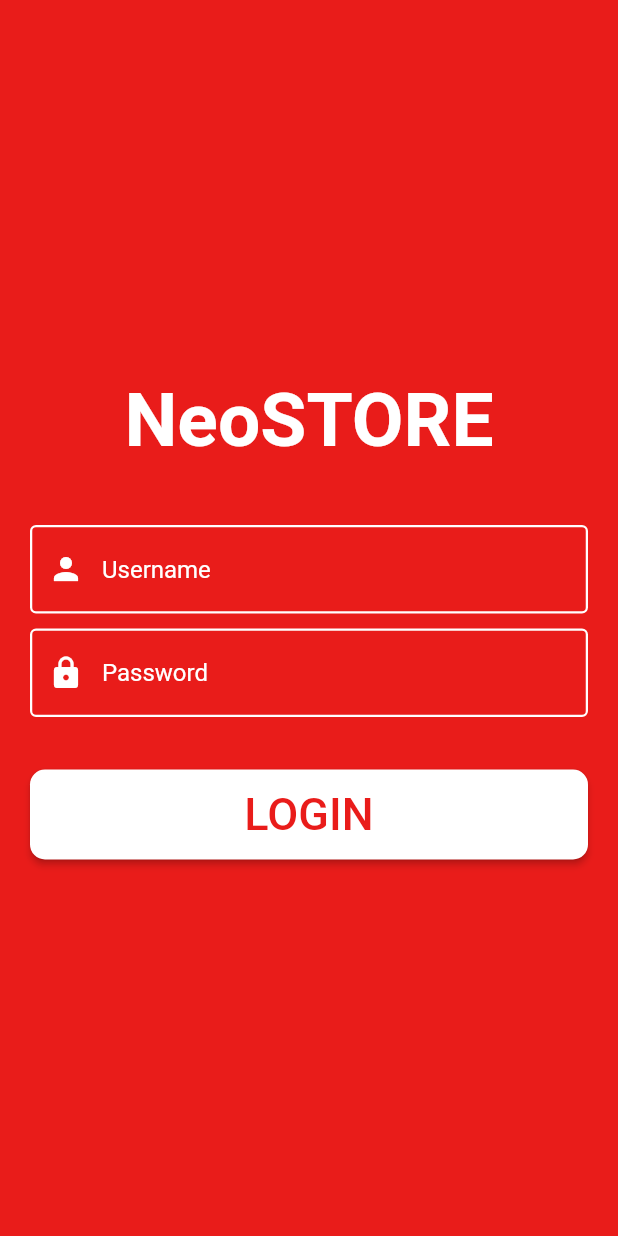
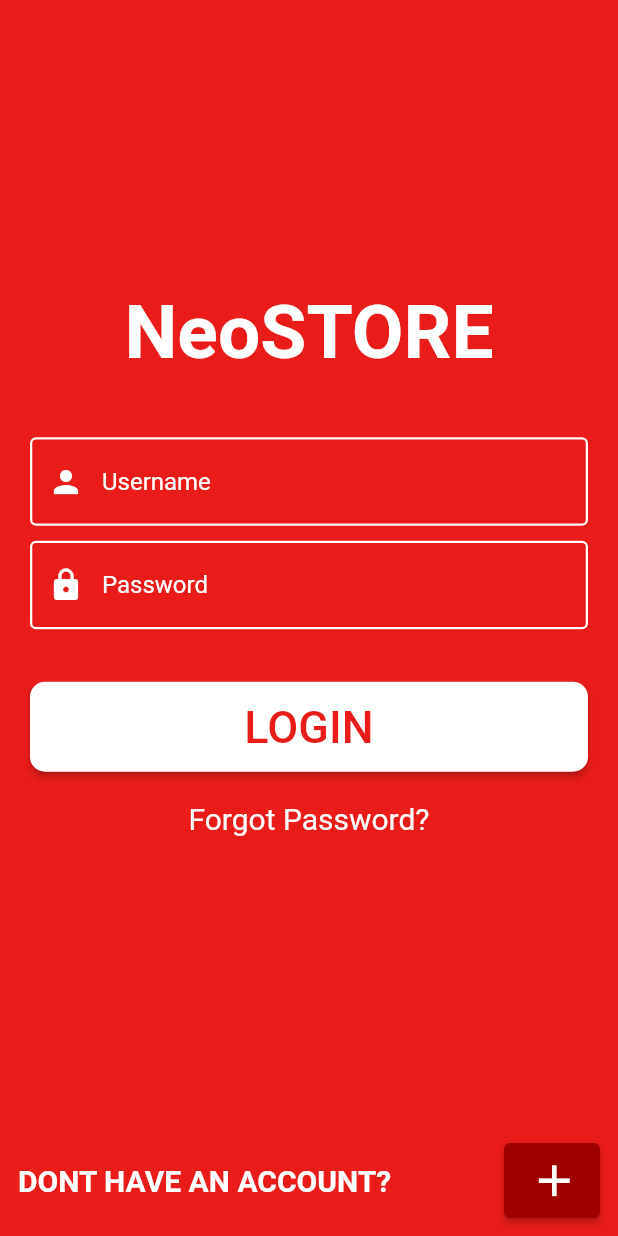
Before and after one commit to omkarneo/neostore, a Flutter app: the screen it shows after launch, on a phone screen of 412 x 824 dp. Run offline on Flutter 3.47's test engine with Material 2 defaults, Android fonts, the phone set to English and light mode, and no system bars.

Commit message:
Login page Started

```diff
--- a/lib/view/loginpage/loginpage.dart
+++ b/lib/view/loginpage/loginpage.dart
@@ -12,17 +12,33 @@
   Widget build(BuildContext context) {
     return Scaffold(
       backgroundColor: const Color(0xffE91C1A),
-      body: Column(mainAxisAlignment: MainAxisAlignment.center, children: [
+      body: SingleChildScrollView(
+        // physics: AlwaysScrollableScrollPhysics(),
+        child: SizedBox(
+          // height: MediaQuery.sizeOf(context).height,
+          height: (MediaQuery.of(context).orientation == Orientation.portrait)
+              ? MediaQuery.sizeOf(context).height
+              : MediaQuery.sizeOf(context).width,
+          width: MediaQuery.sizeOf(context).width,
+          child: Column(
+              // mainAxisAlignment: MainAxisAlignment.sp,
+              children: [
+                Spacer(),
+                Column(
+                  children: [
                     const Padding(
                       padding: EdgeInsets.only(bottom: 30),
                       child: Text(
                         "NeoSTORE",
                         style: TextStyle(
-                fontSize: 50, color: Colors.white, fontWeight: FontWeight.bold),
+                            fontSize: 50,
+                            color: Colors.white,
+                            fontWeight: FontWeight.bold),
                       ),
                     ),
                     Padding(
-          padding: const EdgeInsets.only(top: 10, left: 20, right: 20),
+                      padding:
+                          const EdgeInsets.only(top: 10, left: 20, right: 20),
                       child: TextFormField(
                         decoration: const InputDecoration(
                           prefixIcon: Icon(
@@ -30,19 +46,23 @@
                             color: Colors.white,
                           ),
                           hintText: "Username",
-              hintStyle:
-                  TextStyle(color: Colors.white, fontWeight: FontWeight.normal),
+                          hintStyle: TextStyle(
+                              color: Colors.white,
+                              fontWeight: FontWeight.normal),
                           focusedBorder: OutlineInputBorder(
-                borderSide: BorderSide(color: Colors.white, width: 1.5),
+                            borderSide:
+                                BorderSide(color: Colors.white, width: 1.5),
                           ),
                           enabledBorder: OutlineInputBorder(
-                borderSide: BorderSide(color: Colors.white, width: 1.5),
+                            borderSide:
+                                BorderSide(color: Colors.white, width: 1.5),
                           ),
                         ),
                       ),
                     ),
                     Padding(
-          padding: const EdgeInsets.only(top: 10, left: 20, right: 20),
+                      padding:
+                          const EdgeInsets.only(top: 10, left: 20, right: 20),
                       child: TextFormField(
                         decoration: const InputDecoration(
                           prefixIcon: Icon(
@@ -50,13 +70,16 @@
                             color: Colors.white,
                           ),
                           hintText: "Password",
-              hintStyle:
-                  TextStyle(color: Colors.white, fontWeight: FontWeight.normal),
+                          hintStyle: TextStyle(
+                              color: Colors.white,
+                              fontWeight: FontWeight.normal),
                           focusedBorder: OutlineInputBorder(
-                borderSide: BorderSide(color: Colors.white, width: 1.5),
+                            borderSide:
+                                BorderSide(color: Colors.white, width: 1.5),
                           ),
                           enabledBorder: OutlineInputBorder(
-                borderSide: BorderSide(color: Colors.white, width: 1.5),
+                            borderSide:
+                                BorderSide(color: Colors.white, width: 1.5),
                           ),
                         ),
                       ),
@@ -67,18 +90,59 @@
                         child: ElevatedButton(
                           style: ElevatedButton.styleFrom(
                               backgroundColor: const Color(0xffffffff),
-                  fixedSize: Size(MediaQuery.sizeOf(context).width - 40, 60),
+                              fixedSize: Size(
+                                  MediaQuery.sizeOf(context).width - 40, 60),
                               shape: RoundedRectangleBorder(
                                   borderRadius: BorderRadius.circular(10))),
                           child: const Text(
                             "LOGIN",
-                style: TextStyle(fontSize: 30, color: Color(0xffE91C1A)),
+                            style: TextStyle(
+                                fontSize: 30, color: Color(0xffE91C1A)),
                           ),
                           onPressed: () {},
                         ),
                       ),
-        )
+                    ),
+                    const Padding(
+                      padding: EdgeInsets.only(top: 20),
+                      child: Text("Forgot Password?",
+                          style: TextStyle(
+                              fontSize: 20,
+                              fontWeight: FontWeight.normal,
+                              color: Colors.white)),
+                    ),
+                  ],
+                ),
+                Spacer(),
+                Padding(
+                  padding: const EdgeInsets.all(12),
+                  child: Row(
+                    mainAxisAlignment: MainAxisAlignment.end,
+                    children: [
+                      const Text("DONT HAVE AN ACCOUNT?",
+                          style: TextStyle(
+                              fontSize: 20,
+                              fontWeight: FontWeight.bold,
+                              color: Colors.white)),
+                      const Spacer(),
+                      ElevatedButton(
+                        style: ElevatedButton.styleFrom(
+                          fixedSize: const Size(2, 50),
+                          backgroundColor: const Color(0xff9e0100),
+                        ),
+                        onPressed: () {},
+                        child: const Icon(
+                          Icons.add,
+                          color: Color(0xffffffff),
+                          size: 35,
+                        ),
+                      ),
+                    ],
+                  ),
+                ),
               ]),
+        ),
+      ),
     );
   }
 }
```
Lines whose indentation alone changed are shown as unchanged.
